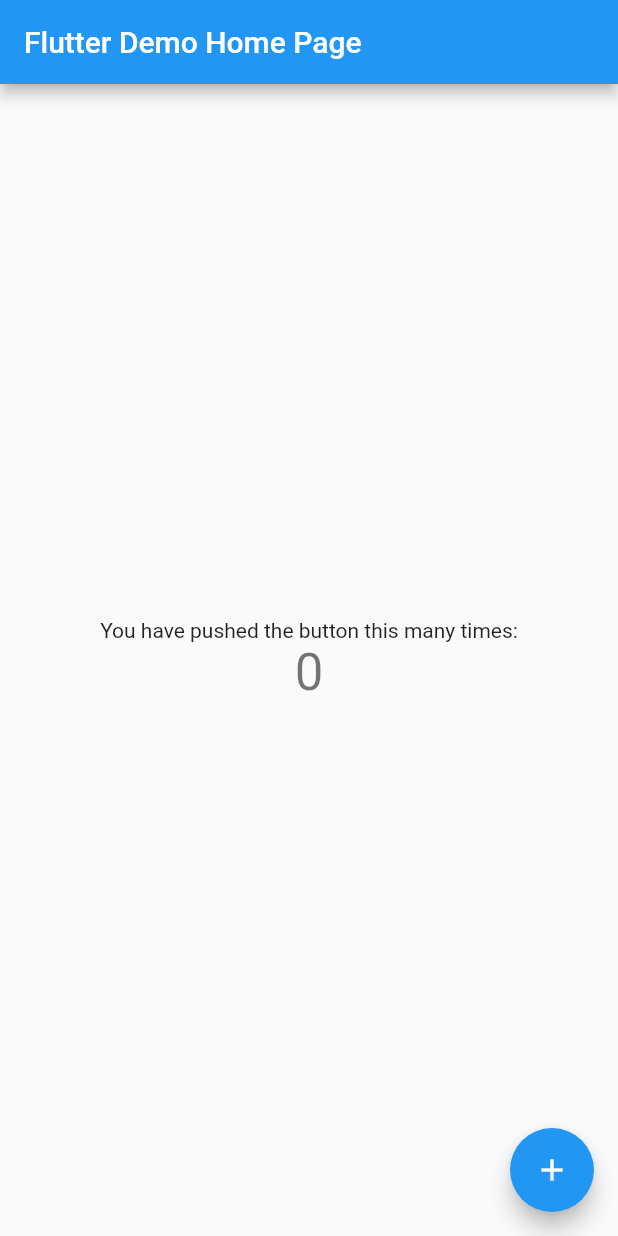
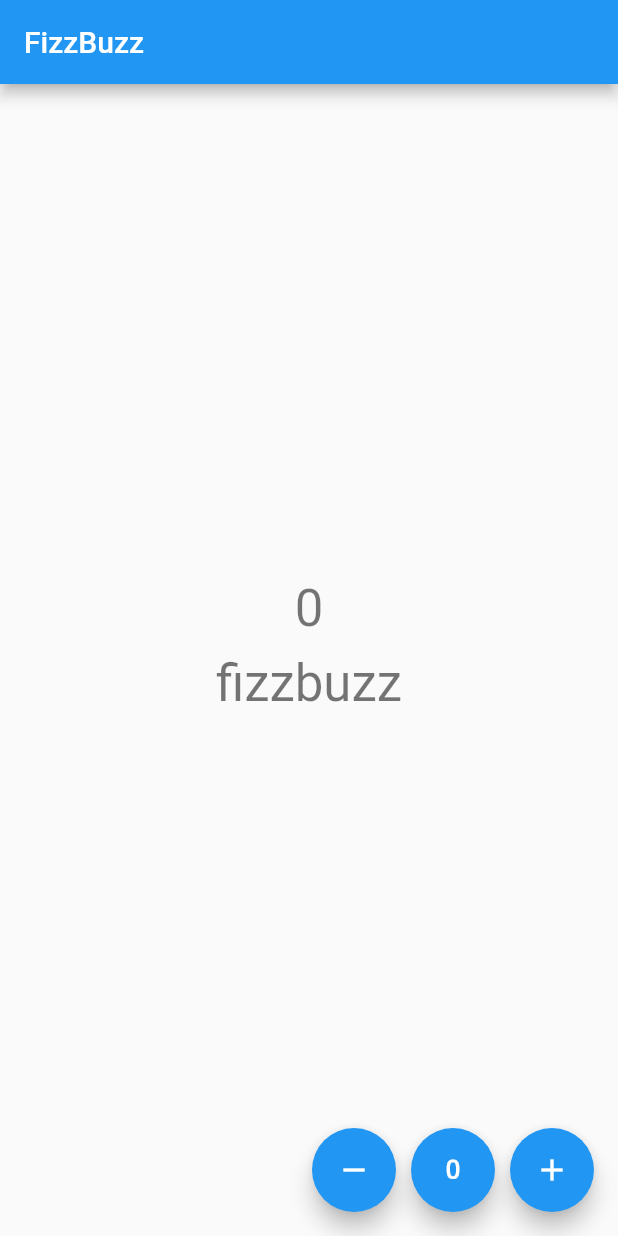
Before and after one commit to SiGMobileUIUC/WeeklyAssignments, a Flutter app: the screen it shows after launch, on a phone screen of 412 x 824 dp. Run offline on Flutter 3.47's test engine with Material 2 defaults, Android fonts, the phone set to English and light mode, and no system bars.

Commit message:
Assignment 1 Completed

```diff
--- a/weekly_assignment_1/lib/main.dart
+++ b/weekly_assignment_1/lib/main.dart
@@ -22,9 +22,10 @@
         // or simply save your changes to "hot reload" in a Flutter IDE).
         // Notice that the counter didn't reset back to zero; the application
         // is not restarted.
+
         primarySwatch: Colors.blue,
       ),
-      home: const MyHomePage(title: 'Flutter Demo Home Page'),
+      home: const MyHomePage(title: 'FizzBuzz'),
     );
   }
 }
@@ -61,6 +62,25 @@
     });
   }
 
+  void _resetCounter() {
+    setState(() {
+      _counter = 0;
+    });
+  }
+
+  void _decrementCounter() {
+    setState(() {
+      _counter--;
+    });
+  }
+
+  String _fizzBuzz() {
+    if (_counter % 3 == 0 && _counter % 5 == 0) return 'fizzbuzz';
+    if (_counter % 3 == 0) return 'fizz';
+    if (_counter % 5 == 0) return 'buzz';
+    return '-';
+  }
+
   @override
   Widget build(BuildContext context) {
     // This method is rerun every time setState is called, for instance as done
@@ -95,21 +115,41 @@
           // horizontal).
           mainAxisAlignment: MainAxisAlignment.center,
           children: <Widget>[
-            const Text(
-              'You have pushed the button this many times:',
-            ),
             Text(
               '$_counter',
               style: Theme.of(context).textTheme.headline4,
             ),
+            SizedBox(height: 10),
+            Text(
+              _fizzBuzz(),
+              style: Theme.of(context).textTheme.headline4,
+            ),
+            SizedBox(height: 20),
           ],
         ),
       ),
-      floatingActionButton: FloatingActionButton(
-        onPressed: _incrementCounter,
-        tooltip: 'Increment',
-        child: const Icon(Icons.add),
-      ), // This trailing comma makes auto-formatting nicer for build methods.
+      floatingActionButton: Row(
+        mainAxisAlignment: MainAxisAlignment.end,
+        children: [
+          FloatingActionButton(
+            onPressed: _decrementCounter,
+            tooltip: 'Decrement',
+            child: const Icon(Icons.remove),
+          ),
+          SizedBox(width: 10),
+          FloatingActionButton(
+            onPressed: _resetCounter,
+            tooltip: 'Reset',
+            child: const Icon(Icons.exposure_zero),
+          ),
+          SizedBox(width: 10),
+          FloatingActionButton(
+            onPressed: _incrementCounter,
+            tooltip: 'Increment',
+            child: const Icon(Icons.add),
+          ),
+        ],
+      ),
     );
   }
 }
```
Also changed, not shown: weekly_assignment_1/pubspec.lock, 1 other file.
